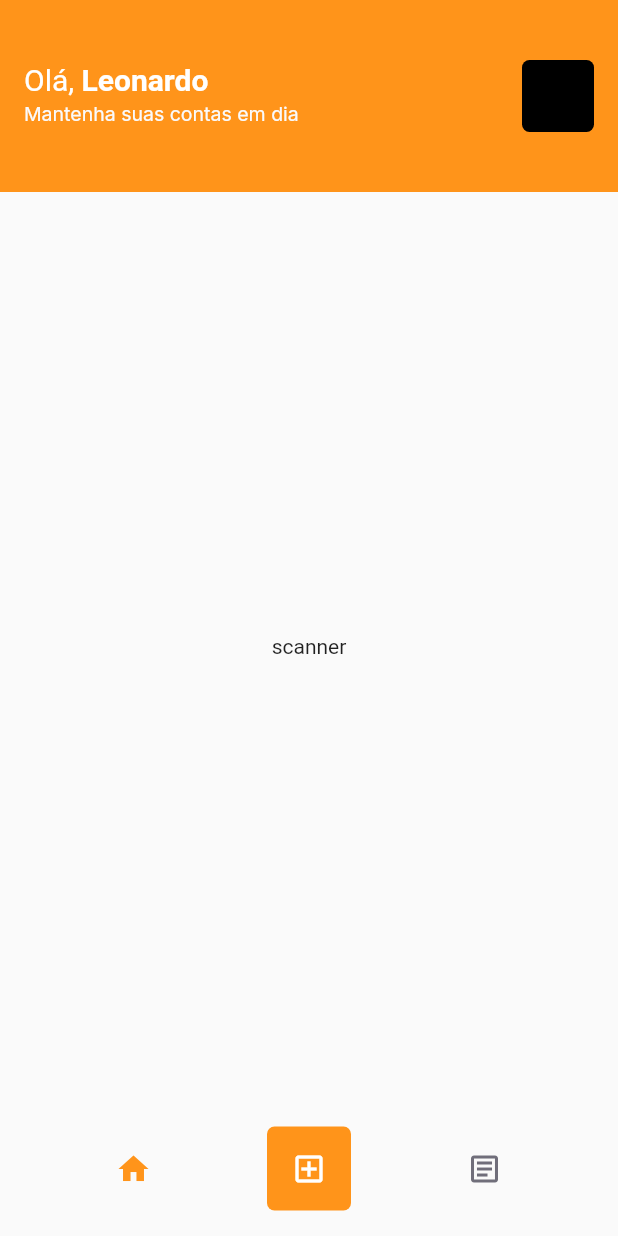
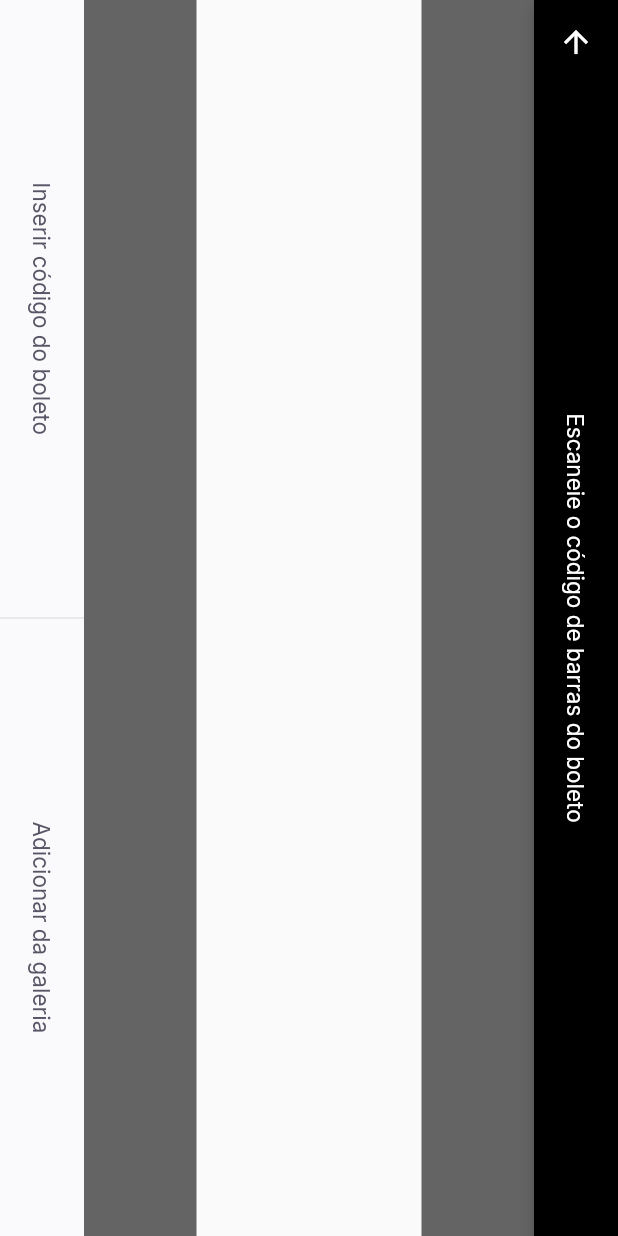
Before and after one commit to LeonardoFuba/payflow, a Flutter app: the HomePage screen opened by its route, item 2 of the bottom bar chosen, on a phone screen of 412 x 824 dp. Run offline on Flutter 3.47's test engine with Material 2 defaults, Android fonts, the phone set to English and light mode, and no system bars; our stand-ins replace firebase_core, google_fonts, google_sign_in, shared_preferences; accounts and stored records are empty.

Commit message:
dev: barcode scanner page layout

```diff
--- a/lib/app_widget.dart
+++ b/lib/app_widget.dart
@@ -1,23 +1,34 @@
 import 'package:flutter/material.dart';
+import 'package:flutter/services.dart';
+import 'modules/barcode_scanner/barcode_scanner_page.dart';
 import 'modules/splash/splash_page.dart';
 import 'modules/login/login_page.dart';
 import 'modules/home/home_page.dart';
 import 'shared/themes/app_colors.dart';
 
 class AppWidget extends StatelessWidget {
-  const AppWidget({Key? key}) : super(key: key);
+  AppWidget({Key? key}) : super(key: key) {
+    SystemChrome.setPreferredOrientations([
+      DeviceOrientation.portraitDown,
+      DeviceOrientation.portraitUp,
+    ]);
+  }
 
   // This widget is the root of your application.
   @override
   Widget build(BuildContext context) {
     return MaterialApp(
       title: 'Pay Flow',
-      theme: ThemeData(primaryColor: AppColors.primary),
+      theme: ThemeData(
+        primaryColor: AppColors.primary,
+        primarySwatch: Colors.orange,
+      ),
       initialRoute: "/splash",
       routes: {
         "/splash": (context) => SplashPage(),
         "/home": (context) => HomePage(),
         "/login": (context) => LoginPage(),
+        "/barcode_scanner": (context) => BarcodeScannerPage(),
       },
     );
   }
--- /dev/null
+++ b/lib/modules/barcode_scanner/barcode_scanner_page.dart
@@ -0,0 +1,71 @@
+import 'package:flutter/material.dart';
+import 'package:payflow/shared/themes/app_colors.dart';
+import 'package:payflow/shared/themes/app_text_styles.dart';
+import 'package:payflow/shared/widgets/bottom_sheet/bottom_sheet_widget.dart';
+import 'package:payflow/shared/widgets/set_label_buttons/set_label_buttons.dart';
+
+class BarcodeScannerPage extends StatefulWidget {
+  const BarcodeScannerPage({Key? key}) : super(key: key);
+
+  @override
+  _BarcodeScannerPageState createState() => _BarcodeScannerPageState();
+}
+
+class _BarcodeScannerPageState extends State<BarcodeScannerPage> {
+  @override
+  Widget build(BuildContext context) {
+    // return BottomSheetWidget(
+    //   title: "Não foi possível identificar um código de barras.",
+    //   subtitle: "Tente escanear novamente ou digite o código do seu boleto.",
+    //   primaryLabel: "Escanear novamente",
+    //   primaryOnPressed: () {},
+    //   secondaryLabel: "Digitar código",
+    //   secondaryOnPressed: () {},
+    // );
+    return SafeArea(
+      top: true,
+      bottom: true,
+      left: true,
+      right: true,
+      child: RotatedBox(
+        quarterTurns: 1,
+        child: Scaffold(
+          appBar: AppBar(
+            centerTitle: true,
+            title: Text(
+              "Escaneie o código de barras do boleto",
+              style: AppTextStyles.buttonBackground,
+            ),
+            backgroundColor: Colors.black,
+            leading: BackButton(
+              color: AppColors.background,
+            ),
+          ),
+          body: Column(
+            children: [
+              Expanded(
+                  child: Container(
+                color: Colors.black.withOpacity(0.6),
+              )),
+              Expanded(
+                  flex: 2,
+                  child: Container(
+                    color: Colors.transparent,
+                  )),
+              Expanded(
+                  child: Container(
+                color: Colors.black.withOpacity(0.6),
+              )),
+            ],
+          ),
+          bottomNavigationBar: SetLabelButtons(
+            primaryLabel: "Inserir código do boleto",
+            primaryOnPressed: () {},
+            secondaryLabel: "Adicionar da galeria",
+            secondaryOnPressed: () {},
+          ),
+        ),
+      ),
+    );
+  }
+}
--- a/lib/modules/home/home_page.dart
+++ b/lib/modules/home/home_page.dart
@@ -69,20 +69,21 @@ class _HomePageState extends State<HomePage> {
               icon: Icon(Icons.home),
               color: AppColors.primary,
             ),
-            Container(
+            GestureDetector(
+              onTap: () {
+                Navigator.pushNamed(context, "/barcode_scanner");
+              },
+              child: Container(
                 width: 56,
                 height: 56,
                 decoration: BoxDecoration(
                   color: AppColors.primary,
                   borderRadius: BorderRadius.circular(5),
                 ),
-              child: IconButton(
-                onPressed: () {
-                  homeController.setPage(2);
-                  setState(() {});
-                },
-                icon: Icon(Icons.add_box_outlined),
+                child: Icon(
+                  Icons.add_box_outlined,
                   color: AppColors.background,
+                ),
               ),
             ),
             IconButton(
--- a/lib/modules/login/login_page.dart
+++ b/lib/modules/login/login_page.dart
@@ -2,7 +2,7 @@ import 'package:flutter/material.dart';
 import 'package:payflow/shared/themes/app_colors.dart';
 import 'package:payflow/shared/themes/app_images.dart';
 import 'package:payflow/shared/themes/app_text_styles.dart';
-import 'package:payflow/shared/widgets/social_login_button.dart';
+import 'package:payflow/shared/widgets/social_login/social_login_button.dart';
 import 'package:payflow/modules/login/login_controller.dart';
 
 class LoginPage extends StatefulWidget {
--- /dev/null
+++ b/lib/shared/widgets/divider_vertical/divider_vertical_widget.dart
@@ -0,0 +1,15 @@
+import 'package:flutter/material.dart';
+import 'package:payflow/shared/themes/app_colors.dart';
+
+class DividerVerticalWidget extends StatelessWidget {
+  const DividerVerticalWidget({Key? key}) : super(key: key);
+
+  @override
+  Widget build(BuildContext context) {
+    return Container(
+      width: 1,
+      height: double.maxFinite,
+      color: AppColors.stroke,
+    );
+  }
+}
--- /dev/null
+++ b/lib/shared/widgets/label_button/label_button.dart
@@ -0,0 +1,29 @@
+import 'package:flutter/material.dart';
+import 'package:payflow/shared/themes/app_text_styles.dart';
+
+class LabelButton extends StatelessWidget {
+  final String label;
+  final VoidCallback onPressed;
+  final TextStyle? style;
+
+  const LabelButton({
+    Key? key,
+    required this.label,
+    required this.onPressed,
+    this.style,
+  }) : super(key: key);
+
+  @override
+  Widget build(BuildContext context) {
+    return Container(
+      height: 56,
+      child: TextButton(
+        onPressed: onPressed,
+        child: Text(
+          label,
+          style: style ?? AppTextStyles.buttonHeading,
+        ),
+      ),
+    );
+  }
+}
--- /dev/null
+++ b/lib/shared/widgets/set_label_buttons/set_label_buttons.dart
@@ -0,0 +1,48 @@
+import 'package:flutter/material.dart';
+import 'package:payflow/shared/themes/app_colors.dart';
+import 'package:payflow/shared/themes/app_text_styles.dart';
+import 'package:payflow/shared/widgets/divider_vertical/divider_vertical_widget.dart';
+import 'package:payflow/shared/widgets/label_button/label_button.dart';
+
+class SetLabelButtons extends StatelessWidget {
+  final String primaryLabel;
+  final VoidCallback primaryOnPressed;
+  final String secondaryLabel;
+  final VoidCallback secondaryOnPressed;
+  final bool enablePrimaryColor;
+
+  const SetLabelButtons({
+    Key? key,
+    required this.primaryLabel,
+    required this.primaryOnPressed,
+    required this.secondaryLabel,
+    required this.secondaryOnPressed,
+    this.enablePrimaryColor = false,
+  }) : super(key: key);
+
+  @override
+  Widget build(BuildContext context) {
+    return Container(
+      color: AppColors.shape,
+      height: 56,
+      child: Row(
+        children: [
+          Expanded(
+            child: LabelButton(
+              label: primaryLabel,
+              onPressed: primaryOnPressed,
+              style: enablePrimaryColor ? AppTextStyles.buttonPrimary : null,
+            ),
+          ),
+          DividerVerticalWidget(),
+          Expanded(
+            child: LabelButton(
+              label: secondaryLabel,
+              onPressed: secondaryOnPressed,
+            ),
+          ),
+        ],
+      ),
+    );
+  }
+}
--- a/pubspec.yaml
+++ b/pubspec.yaml
@@ -38,6 +38,10 @@ dependencies:
   google_sign_in: ^5.1.1
   google_sign_in_web: ^0.10.0+3
   shared_preferences: ^2.0.8
+  google_ml_kit: ^0.7.2
+  camera: ^0.9.4+2
+  image_picker: ^0.8.4+2
+  image_picker_for_web: ^2.1.3
 
 dev_dependencies:
   flutter_test:
```
Also changed, not shown: lib/shared/widgets/bottom_sheet/bottom_sheet_widget.dart (added, +77 -0 lines), lib/shared/widgets/social_login/social_login_button.dart (renamed from lib/shared/widgets/social_login_button.dart), pubspec.lock. Lines whose indentation alone changed are shown as unchanged.
